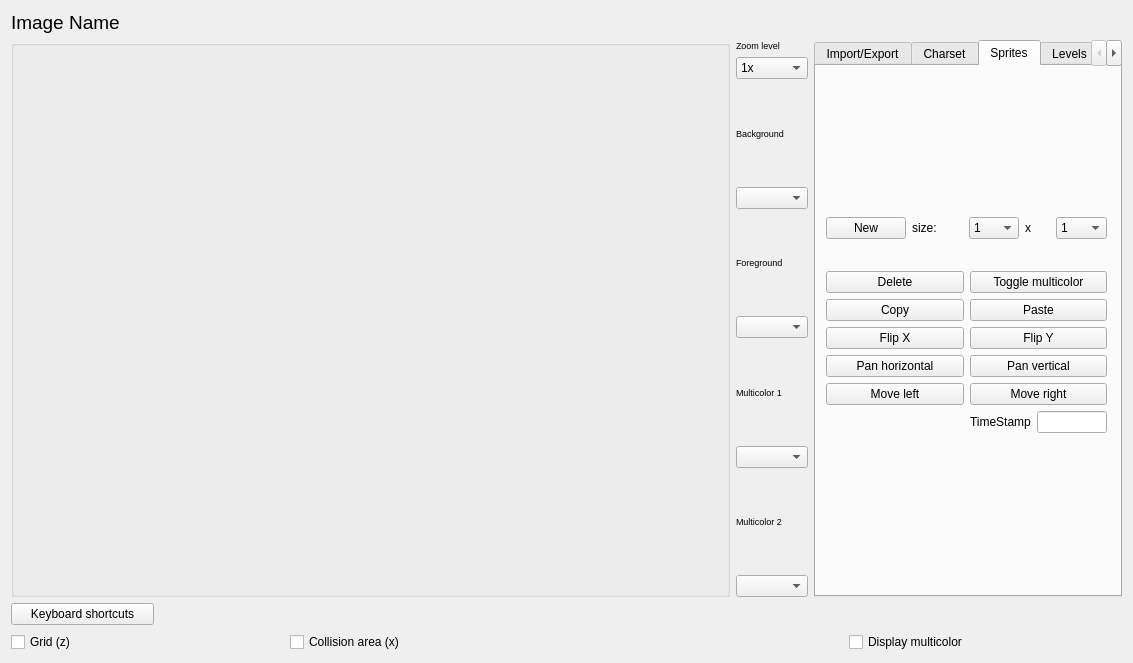
leuat/TRSE, file source/trsedocuments/formimageeditor.ui: the form before one commit.
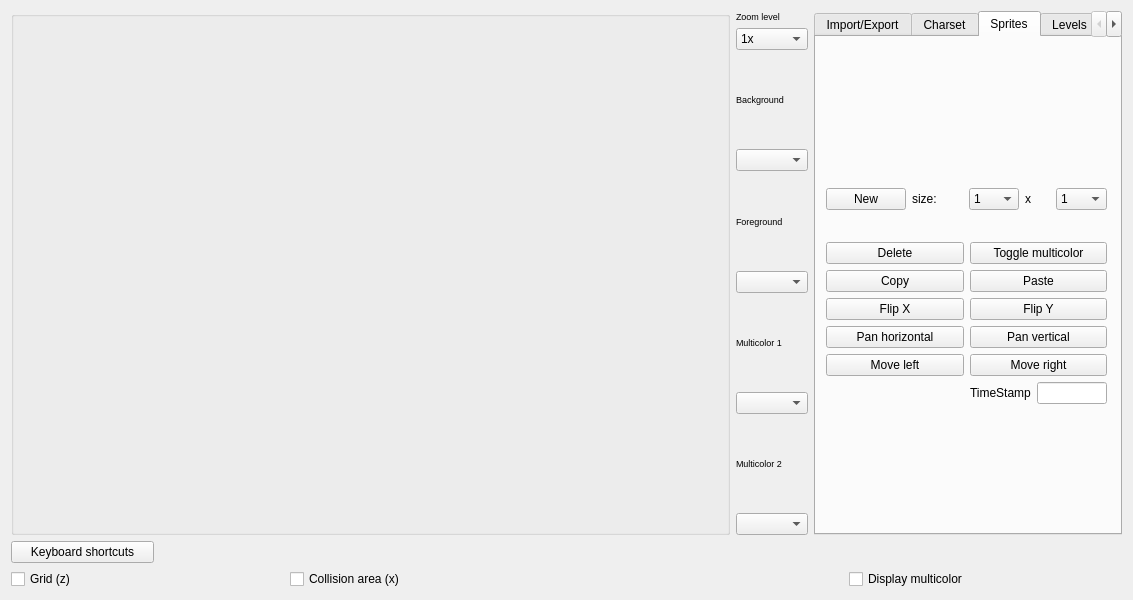
The form after the commit. The open tabs and pages were chosen to show the change. Custom widgets are drawn as their Qt base class.

Commit message: Long needed push

Diff of the .ui file:
```diff
--- a/source/trsedocuments/formimageeditor.ui
+++ b/source/trsedocuments/formimageeditor.ui
@@ -7,7 +7,7 @@
     <x>0</x>
     <y>0</y>
     <width>1133</width>
-    <height>663</height>
+    <height>600</height>
    </rect>
   </property>
   <property name="windowTitle">
@@ -15,8 +15,8 @@
   </property>
   <layout class="QGridLayout" name="gridLayout_3" rowstretch="16,1">
    <item row="0" column="0">
-    <layout class="QGridLayout" name="gridLayout" rowstretch="1,24,1" columnstretch="7,1,3">
-     <item row="1" column="0">
+    <layout class="QGridLayout" name="gridLayout" rowstretch="1,0" columnstretch="7,1,3">
+     <item row="0" column="0">
       <widget class="QGroupBox" name="groupBox">
        <property name="title">
         <string/>
@@ -47,8 +47,8 @@
          <rect>
           <x>12</x>
           <y>12</y>
-          <width>791</width>
-          <height>531</height>
+          <width>320</width>
+          <height>200</height>
          </rect>
         </property>
         <property name="text">
@@ -63,56 +63,6 @@
       </widget>
      </item>
      <item row="0" column="2">
-      <layout class="QHBoxLayout" name="horizontalLayout_4" stretch="6">
-       <property name="spacing">
-        <number>2</number>
-       </property>
-       <item>
-        <widget class="QLabel" name="label_3">
-         <property name="layoutDirection">
-          <enum>Qt::LeftToRight</enum>
-         </property>
-         <property name="text">
-          <string/>
-         </property>
-         <property name="alignment">
-          <set>Qt::AlignRight|Qt::AlignTrailing|Qt::AlignVCenter</set>
-         </property>
-        </widget>
-       </item>
-      </layout>
-     </item>
-     <item row="2" column="0">
-      <layout class="QHBoxLayout" name="horizontalLayout_3" stretch="1,4">
-       <item>
-        <widget class="QPushButton" name="btnHelpImage">
-         <property name="text">
-          <string>Keyboard shortcuts</string>
-         </property>
-        </widget>
-       </item>
-       <item>
-        <widget class="QLabel" name="lblMode">
-         <property name="text">
-          <string/>
-         </property>
-        </widget>
-       </item>
-      </layout>
-     </item>
-     <item row="0" column="0">
-      <widget class="QLabel" name="lblImageName">
-       <property name="font">
-        <font>
-         <pointsize>14</pointsize>
-        </font>
-       </property>
-       <property name="text">
-        <string>Image Name</string>
-       </property>
-      </widget>
-     </item>
-     <item row="1" column="2">
       <widget class="QTabWidget" name="tabMain">
        <property name="enabled">
         <bool>true</bool>
@@ -715,7 +665,25 @@
        </widget>
       </widget>
      </item>
-     <item row="1" column="1">
+     <item row="1" column="0">
+      <layout class="QHBoxLayout" name="horizontalLayout_3" stretch="1,4">
+       <item>
+        <widget class="QPushButton" name="btnHelpImage">
+         <property name="text">
+          <string>Keyboard shortcuts</string>
+         </property>
+        </widget>
+       </item>
+       <item>
+        <widget class="QLabel" name="lblMode">
+         <property name="text">
+          <string/>
+         </property>
+        </widget>
+       </item>
+      </layout>
+     </item>
+     <item row="0" column="1">
       <layout class="QHBoxLayout" name="horizontalLayout_8" stretch="1,1">
        <item>
         <layout class="QGridLayout" name="layoutColorsEdit_3"/>
```
Left out of the diff: 2 changed lines with no effect on the pictures. The commit also changes 40 other files.
